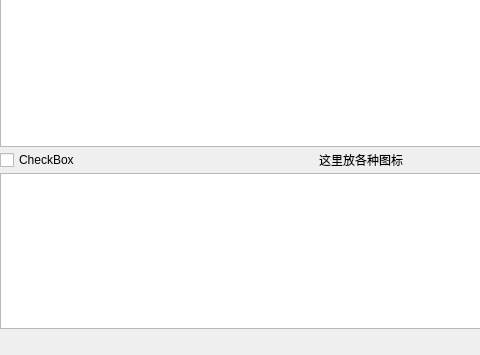
The window that IM/IMClientApp/ChatPanel/ChatPanel.ui (zrq-github/GraduationProject) describes before a commit, drawn with Qt 5; both pictures show x 0 to 480 and y 139 to 494 of the 631 by 494 pixel window.
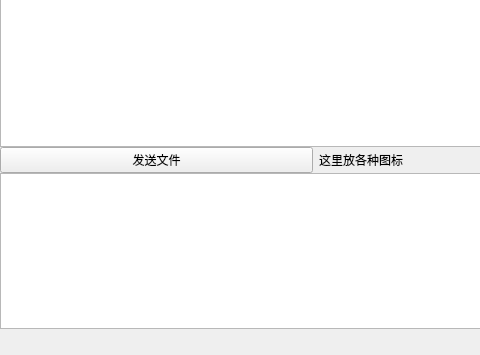
The same window after the commit.

Commit message: 大文件传输

Diff of the .ui file:
```diff
--- a/IM/IMClientApp/ChatPanel/ChatPanel.ui
+++ b/IM/IMClientApp/ChatPanel/ChatPanel.ui
@@ -42,9 +42,9 @@
    <item>
     <layout class="QHBoxLayout" name="horizontalLayout">
      <item>
-      <widget class="QCheckBox" name="checkBox">
+      <widget class="QPushButton" name="btnSendFile">
        <property name="text">
-        <string>CheckBox</string>
+        <string>发送文件</string>
        </property>
       </widget>
      </item>
```
The commit also changes 44 other files.
